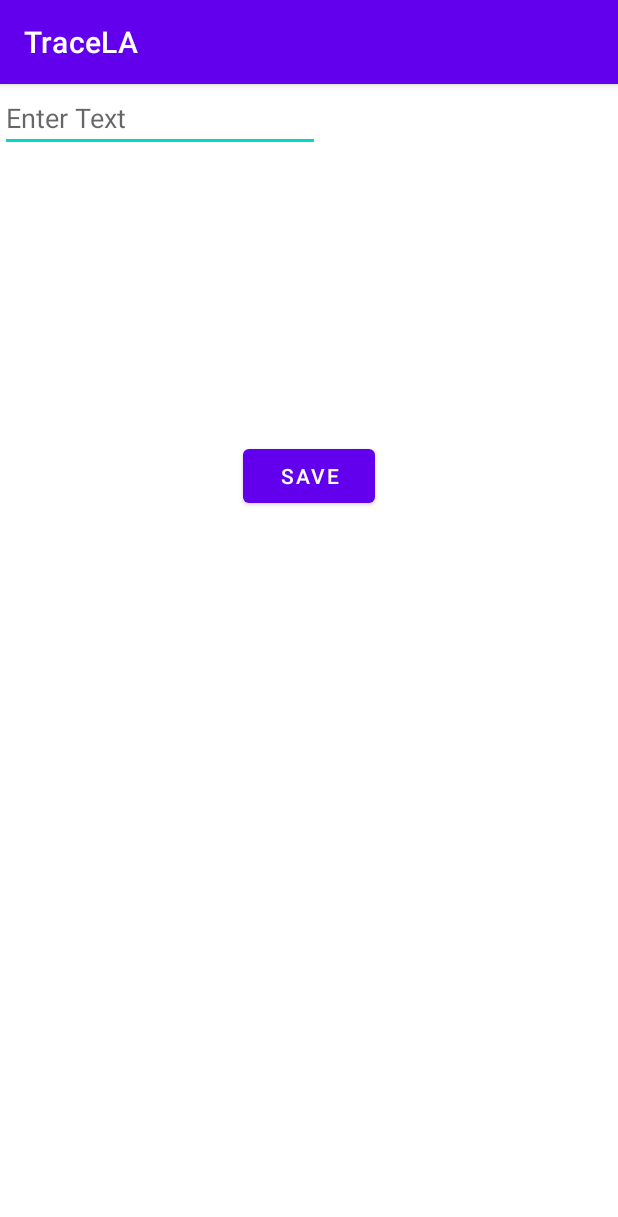
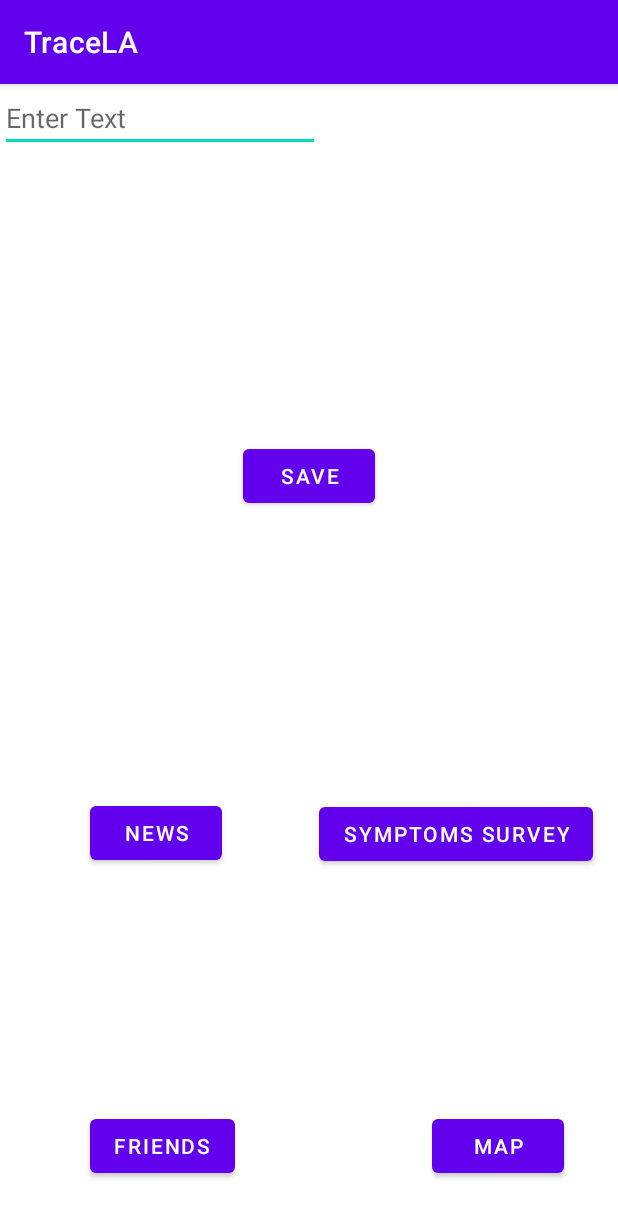
Before and after one commit to TraceLA/TraceLAAndroid, an Android app: the screen it shows after launch (MainActivity), on a phone screen of 412 x 824 dp. Shown: the top 1217 px of the screen. Run offline under Robolectric (Android 15) with nearby library versions, the phone set to English and light mode, and no system bars.

```diff
--- a/app/build.gradle
+++ b/app/build.gradle
@@ -33,6 +33,8 @@ dependencies {
     implementation 'androidx.appcompat:appcompat:1.1.0'
     implementation 'com.google.android.material:material:1.1.0'
     implementation 'androidx.constraintlayout:constraintlayout:1.1.3'
+    implementation 'androidx.navigation:navigation-fragment:2.2.2'
+    implementation 'androidx.navigation:navigation-ui:2.2.2'
     testImplementation 'junit:junit:4.+'
     androidTestImplementation 'androidx.test.ext:junit:1.1.1'
     androidTestImplementation 'androidx.test.espresso:espresso-core:3.2.0'
--- a/app/src/main/res/layout/activity_main.xml
+++ b/app/src/main/res/layout/activity_main.xml
@@ -38,4 +38,52 @@
         tools:layout_editor_absoluteX="100dp"
         tools:layout_editor_absoluteY="38dp" />
 
+    <Button
+        android:id="@+id/newsButton"
+        android:layout_width="wrap_content"
+        android:layout_height="wrap_content"
+        android:layout_marginStart="60dp"
+        android:text="@string/news"
+        android:onClick="onClickNews"
+        app:layout_constraintBottom_toTopOf="@+id/friendsButton"
+        app:layout_constraintStart_toStartOf="parent"
+        app:layout_constraintTop_toTopOf="parent"
+        app:layout_constraintVertical_bias="0.747" />
+
+    <Button
+        android:id="@+id/surveyButton"
+        android:layout_width="wrap_content"
+        android:layout_height="wrap_content"
+        android:layout_marginTop="316dp"
+        android:text="@string/symptoms_survey"
+        android:onClick="onClickSurvey"
+        app:layout_constraintBottom_toTopOf="@+id/mapButton"
+        app:layout_constraintEnd_toEndOf="parent"
+        app:layout_constraintHorizontal_bias="0.797"
+        app:layout_constraintStart_toEndOf="@+id/newsButton"
+        app:layout_constraintTop_toTopOf="parent"
+        app:layout_constraintVertical_bias="0.501" />
+
+    <Button
+        android:id="@+id/friendsButton"
+        android:layout_width="wrap_content"
+        android:layout_height="wrap_content"
+        android:layout_marginStart="60dp"
+        android:layout_marginBottom="36dp"
+        android:text="@string/friends"
+        android:onClick="onClickFriends"
+        app:layout_constraintBottom_toBottomOf="parent"
+        app:layout_constraintStart_toStartOf="parent" />
+
+    <Button
+        android:id="@+id/mapButton"
+        android:layout_width="wrap_content"
+        android:layout_height="wrap_content"
+        android:layout_marginEnd="36dp"
+        android:layout_marginBottom="36dp"
+        android:text="@string/map"
+        android:onClick="onClickMap"
+        app:layout_constraintBottom_toBottomOf="parent"
+        app:layout_constraintEnd_toEndOf="parent" />
+
 </androidx.constraintlayout.widget.ConstraintLayout>
--- a/app/src/main/res/values/strings.xml
+++ b/app/src/main/res/values/strings.xml
@@ -1,3 +1,8 @@
 <resources>
     <string name="app_name">TraceLA</string>
+
+    <string name="friends">Friends</string>
+    <string name="symptoms_survey">Symptoms Survey</string>
+    <string name="news">News</string>
+    <string name="map">Map</string>
 </resources>
```
Also changed, not shown: app/src/main/AndroidManifest.xml (+27 -0 lines), app/src/main/java/edu/ucla/darrenzhang/tracela/Backend.java (added, +12 -0 lines), app/src/main/java/edu/ucla/darrenzhang/tracela/Friends.java (added, +14 -0 lines), app/src/main/java/edu/ucla/darrenzhang/tracela/MainActivity.java (+22 -0 lines), app/src/main/java/edu/ucla/darrenzhang/tracela/Maps.java (added, +14 -0 lines), app/src/main/java/edu/ucla/darrenzhang/tracela/NewsPage.java (added, +14 -0 lines), app/src/main/java/edu/ucla/darrenzhang/tracela/SymptomsSurvey.java (added, +14 -0 lines), app/src/main/res/layout/activity_friends.xml (added, +18 -0 lines), app/src/main/res/layout/activity_maps.xml (added, +18 -0 lines), app/src/main/res/layout/activity_news_page.xml (added, +16 -0 lines), app/src/main/res/layout/activity_symptoms_survey.xml (added, +18 -0 lines), app/src/main/res/values/themes.xml (+9 -0 lines).
